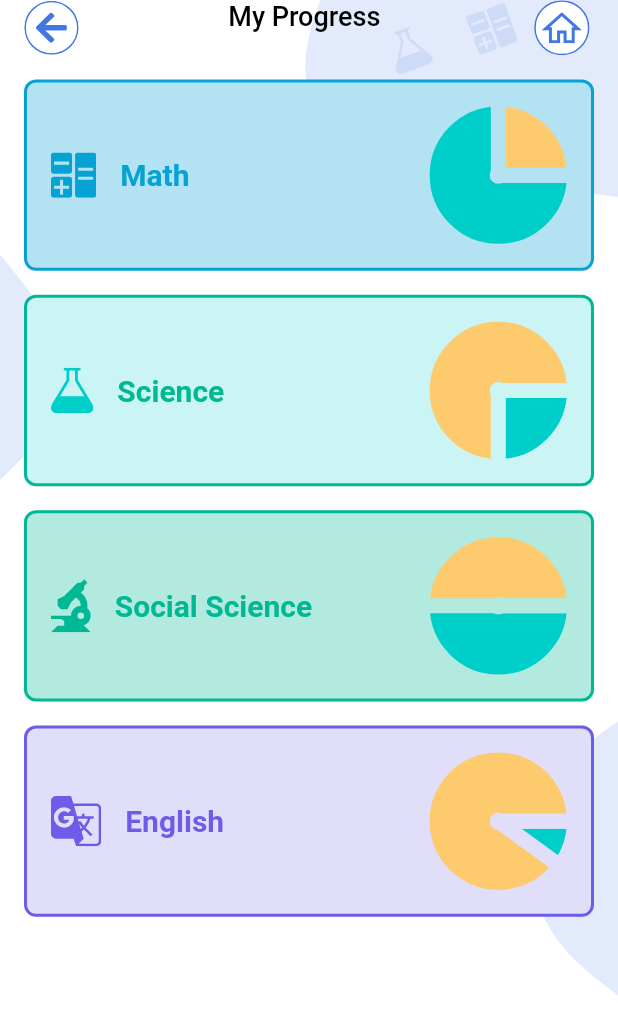
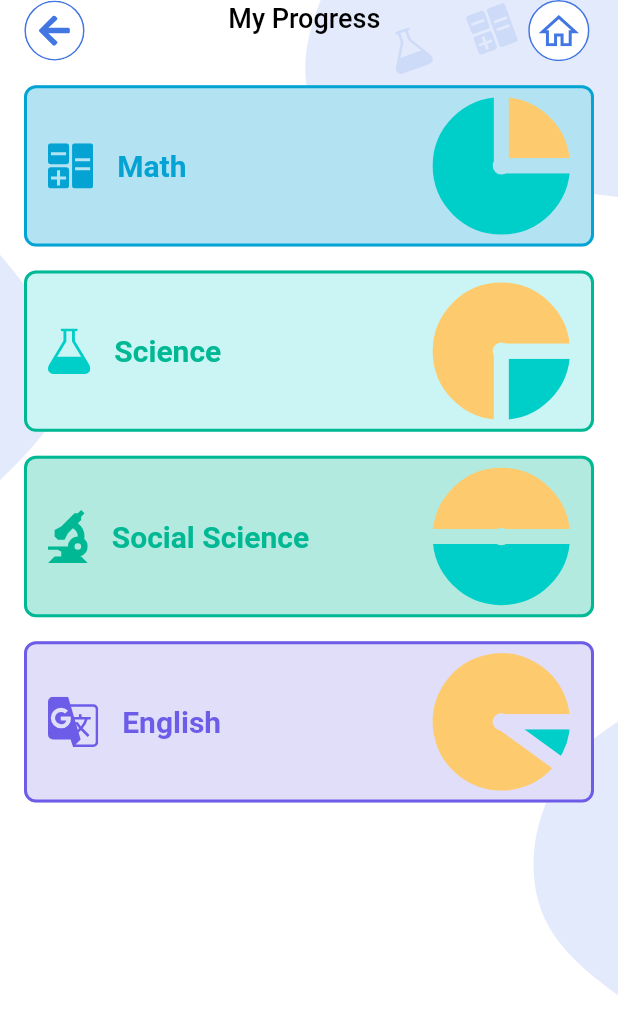
Before and after one commit to Fullmarks-Codebase/fullmarks_flutter, a Flutter app: the MyProgressScreen screen opened directly, on a phone screen of 412 x 824 dp. Shown: the top 1034 px of the screen. Run offline on Flutter 3.47's test engine with Material 2 defaults, Android fonts, the phone set to English and light mode, and no system bars; drawn by our look-alikes of fl_chart; our stand-ins replace cached_network_image, carousel_slider, connectivity, contacts_service, flutter_svg, fluttertoast and 4 more; accounts and stored records are empty; network calls fail; project files that could hold a hidden picture were left out.

Commit message:
minor changes

```diff
--- a/lib/screens/MyProgressScreen.dart
+++ b/lib/screens/MyProgressScreen.dart
@@ -3,6 +3,7 @@ import 'package:flutter_svg/svg.dart';
 import 'package:fullmarks/screens/MyProgressSubjectScreen.dart';
 import 'package:fullmarks/utility/AppAssets.dart';
 import 'package:fullmarks/utility/AppColors.dart';
+import 'package:fullmarks/utility/AppStrings.dart';
 import 'package:fullmarks/utility/Utiity.dart';
 
 class MyProgressScreen extends StatefulWidget {
@@ -51,8 +52,34 @@ class _MyProgressScreenState extends State<MyProgressScreen> {
   }
 
   Widget myProgressItemView(int index) {
-    return GestureDetector(
-      onTap: () {
+    return Container(
+      margin: EdgeInsets.only(
+        bottom: 16,
+      ),
+      child: FlatButton(
+        shape: RoundedRectangleBorder(
+          borderRadius: BorderRadius.circular(8),
+          side: BorderSide(
+            color: index == 0
+                ? AppColors.subtopicItemBorderColor
+                : index == 1
+                    ? AppColors.strongCyan
+                    : index == 2
+                        ? AppColors.strongCyan
+                        : AppColors.introColor3,
+            width: 2,
+          ),
+        ),
+        color: index == 0
+            ? AppColors.mathsColor
+            : index == 1
+                ? AppColors.scienceColor
+                : index == 2
+                    ? AppColors.ssColor
+                    : AppColors.enColor,
+        onPressed: () async {
+          //delay to give ripple effect
+          await Future.delayed(Duration(milliseconds: AppStrings.delay));
           Navigator.of(context).push(MaterialPageRoute(
             builder: (BuildContext context) => MyProgressSubjectScreen(
               title: index == 0
@@ -65,31 +92,8 @@ class _MyProgressScreenState extends State<MyProgressScreen> {
             ),
           ));
         },
-      child: Container(
-        padding: EdgeInsets.all(16),
-        margin: EdgeInsets.only(
-          bottom: 16,
-        ),
-        decoration: BoxDecoration(
-          color: index == 0
-              ? AppColors.mathsColor
-              : index == 1
-                  ? AppColors.scienceColor
-                  : index == 2
-                      ? AppColors.ssColor
-                      : AppColors.enColor,
-          borderRadius: BorderRadius.circular(8),
-          border: Border.all(
-            color: index == 0
-                ? AppColors.subtopicItemBorderColor
-                : index == 1
-                    ? AppColors.strongCyan
-                    : index == 2
-                        ? AppColors.strongCyan
-                        : AppColors.introColor3,
-            width: 2,
-          ),
-        ),
+        child: Padding(
+          padding: const EdgeInsets.symmetric(vertical: 8),
           child: Row(
             children: [
               Expanded(
@@ -146,6 +150,7 @@ class _MyProgressScreenState extends State<MyProgressScreen> {
             ],
           ),
         ),
+      ),
     );
   }
 }
--- a/lib/utility/appStrings.dart
+++ b/lib/utility/appStrings.dart
@@ -28,5 +28,5 @@ class AppStrings {
   static int male = 0;
   static int female = 1;
 
-  static int delay = 300;
+  static int delay = 150;
 }
--- a/lib/utility/utiity.dart
+++ b/lib/utility/utiity.dart
@@ -154,7 +154,7 @@ class Utility {
           color: assetName == null ? Colors.transparent : Colors.white,
           child: InkWell(
             child: Container(
-              padding: EdgeInsets.all(8),
+              padding: EdgeInsets.all(10),
               child:
                   assetName == null ? Container() : SvgPicture.asset(assetName),
             ),
```
Also changed, not shown: lib/screens/HomeScreen.dart (+30 -17 lines). Lines whose indentation alone changed are shown as unchanged.
